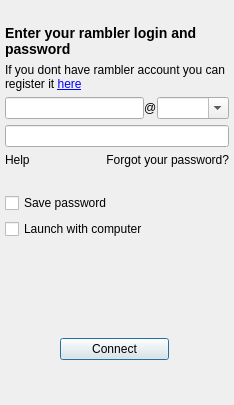
Before: the Qt Designer form src/plugins/optionsmanager/logindialog.ui in silvansky/Contacts, drawn with Qt 5.
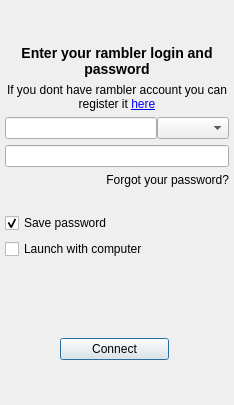
After: the same form once the commit is applied.

```diff
--- a/src/plugins/optionsmanager/logindialog.ui
+++ b/src/plugins/optionsmanager/logindialog.ui
@@ -17,6 +17,13 @@
    <property name="margin">
     <number>5</number>
    </property>
+   <item>
+    <widget class="QLabel" name="lblHelp">
+     <property name="alignment">
+      <set>Qt::AlignRight|Qt::AlignTrailing|Qt::AlignVCenter</set>
+     </property>
+    </widget>
+   </item>
    <item>
     <widget class="QLabel" name="lblLogo">
      <property name="scaledContents">
@@ -32,6 +39,9 @@
      <property name="text">
       <string>&lt;h3&gt;Enter your rambler login and password&lt;/h3&gt;</string>
      </property>
+     <property name="alignment">
+      <set>Qt::AlignCenter</set>
+     </property>
      <property name="wordWrap">
       <bool>true</bool>
      </property>
@@ -42,6 +52,9 @@
      <property name="text">
       <string>If you dont have rambler account you can register it &lt;a href=&quot;http://id.rambler.ru/script/newuser.cgi&quot;&gt;here&lt;/a&gt;</string>
      </property>
+     <property name="alignment">
+      <set>Qt::AlignCenter</set>
+     </property>
      <property name="wordWrap">
       <bool>true</bool>
      </property>
@@ -60,21 +73,7 @@
        <widget class="QLineEdit" name="lneNode"/>
       </item>
       <item>
-       <widget class="QLabel" name="lblDog">
-        <property name="autoFillBackground">
-         <bool>true</bool>
-        </property>
-        <property name="text">
-         <string>@</string>
-        </property>
-       </widget>
-      </item>
-      <item>
-       <widget class="QComboBox" name="cmbDomain">
-        <property name="editable">
-         <bool>true</bool>
-        </property>
-       </widget>
+       <widget class="QComboBox" name="cmbDomain"/>
       </item>
      </layout>
     </widget>
@@ -96,25 +95,14 @@
     </widget>
    </item>
    <item>
-    <layout class="QHBoxLayout" name="horizontalLayout_3">
-     <item>
-      <widget class="QLabel" name="lblHelp">
-       <property name="text">
-        <string>&lt;a href=&quot; &quot;&gt;Help&lt;/a&gt;</string>
-       </property>
-      </widget>
-     </item>
-     <item>
-      <widget class="QLabel" name="lblForgotPassword">
-       <property name="text">
-        <string>&lt;a href=&quot; &quot;&gt;Forgot your password?&lt;/a&gt;</string>
-       </property>
-       <property name="alignment">
-        <set>Qt::AlignRight|Qt::AlignTrailing|Qt::AlignVCenter</set>
-       </property>
-      </widget>
-     </item>
-    </layout>
+    <widget class="QLabel" name="lblForgotPassword">
+     <property name="text">
+      <string>&lt;a href=&quot; &quot;&gt;Forgot your password?&lt;/a&gt;</string>
+     </property>
+     <property name="alignment">
+      <set>Qt::AlignRight|Qt::AlignTrailing|Qt::AlignVCenter</set>
+     </property>
+    </widget>
    </item>
    <item>
     <widget class="QLabel" name="lblXmppError">
@@ -168,6 +156,9 @@
      <property name="text">
       <string>Save password</string>
      </property>
+     <property name="checked">
+      <bool>true</bool>
+     </property>
     </widget>
    </item>
    <item>
```
Left out of the diff: 40 changed lines with no effect on the pictures.
